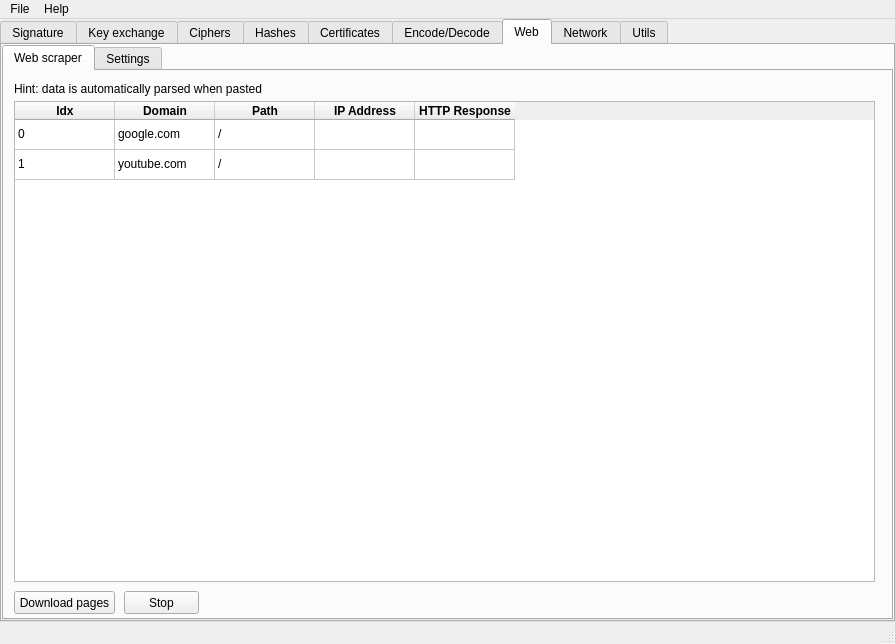
Old version of the form ui/mainwindow.ui in the repository caffedrine/CryptoPocketKnife.
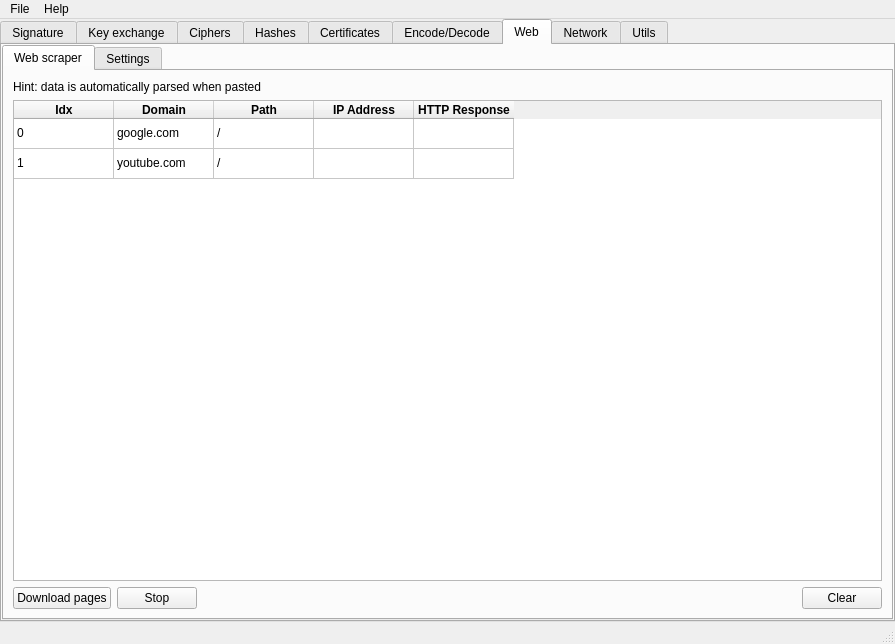
New version of the form. Icons and pictures are not drawn. Custom widgets are drawn as their Qt base class.

```diff
--- a/ui/mainwindow.ui
+++ b/ui/mainwindow.ui
@@ -1480,15 +1480,23 @@
            <attribute name="title">
             <string>Web scraper</string>
            </attribute>
+           <layout class="QGridLayout" name="gridLayout_27">
+            <item row="0" column="0" colspan="4">
+             <widget class="QLabel" name="label_49">
+              <property name="text">
+               <string>Hint: data is automatically parsed when pasted</string>
+              </property>
+             </widget>
+            </item>
+            <item row="2" column="0">
+             <widget class="QPushButton" name="pushButton_WebScraper_StartDownload">
+              <property name="text">
+               <string>Download pages</string>
+              </property>
+             </widget>
+            </item>
+            <item row="1" column="0" colspan="4">
            <widget class="AdvancedTableWidget" name="tableWidget_WebScraper">
-            <property name="geometry">
-             <rect>
-              <x>10</x>
-              <y>30</y>
-              <width>861</width>
-              <height>481</height>
-             </rect>
-            </property>
             <attribute name="verticalHeaderVisible">
              <bool>false</bool>
             </attribute>
@@ -1588,45 +1596,35 @@
              </property>
             </item>
            </widget>
-           <widget class="QLabel" name="label_49">
-            <property name="geometry">
-             <rect>
-              <x>10</x>
-              <y>10</y>
-              <width>361</width>
-              <height>16</height>
-             </rect>
-            </property>
+            </item>
+            <item row="2" column="3">
+             <widget class="QPushButton" name="pushButton_WebScraping_Clear">
             <property name="text">
-             <string>Hint: data is automatically parsed when pasted</string>
-            </property>
-           </widget>
-           <widget class="QPushButton" name="pushButton_WebScraper_StartDownload">
-            <property name="geometry">
-             <rect>
-              <x>10</x>
-              <y>520</y>
-              <width>101</width>
-              <height>23</height>
-             </rect>
-            </property>
-            <property name="text">
-             <string>Download pages</string>
-            </property>
-           </widget>
+               <string>Clear</string>
+              </property>
+             </widget>
+            </item>
+            <item row="2" column="1">
            <widget class="QPushButton" name="pushButton_WebScraper_StopDownload">
-            <property name="geometry">
-             <rect>
-              <x>120</x>
-              <y>520</y>
-              <width>75</width>
-              <height>23</height>
-             </rect>
-            </property>
             <property name="text">
              <string>Stop</string>
             </property>
            </widget>
+            </item>
+            <item row="2" column="2">
+             <spacer name="horizontalSpacer_7">
+              <property name="orientation">
+               <enum>Qt::Horizontal</enum>
+              </property>
+              <property name="sizeHint" stdset="0">
+               <size>
+                <width>40</width>
+                <height>20</height>
+               </size>
+              </property>
+             </spacer>
+            </item>
+           </layout>
           </widget>
           <widget class="QWidget" name="tab_Web_Settings">
            <attribute name="title">
```
Lines whose indentation alone changed are shown as unchanged.
